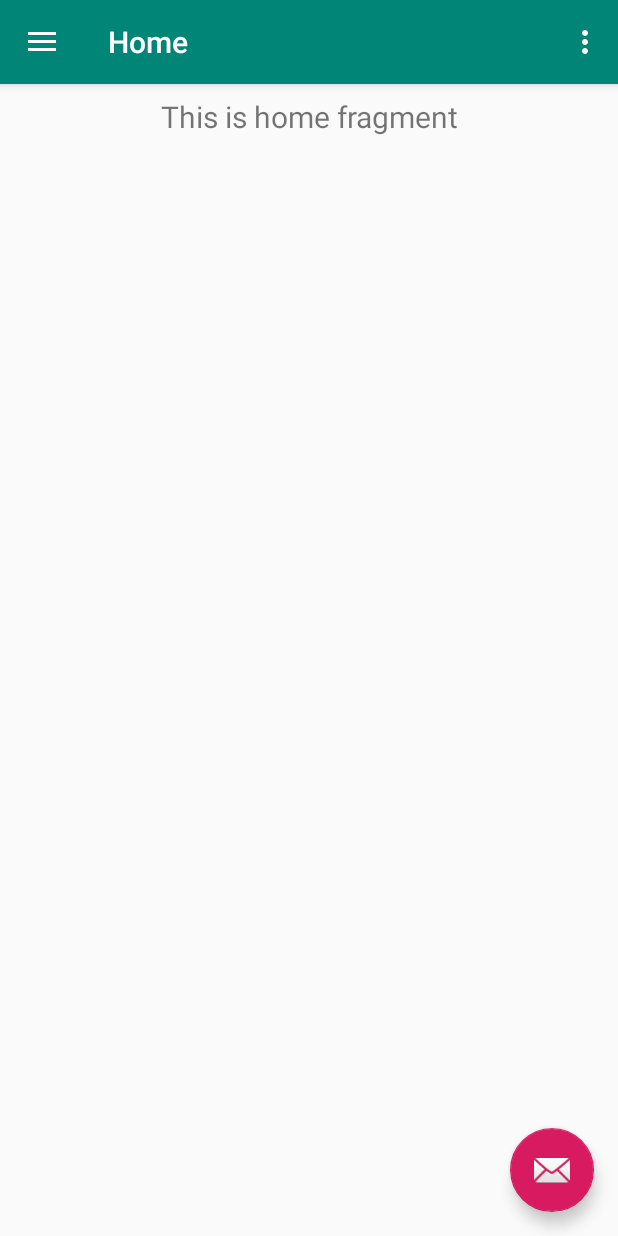
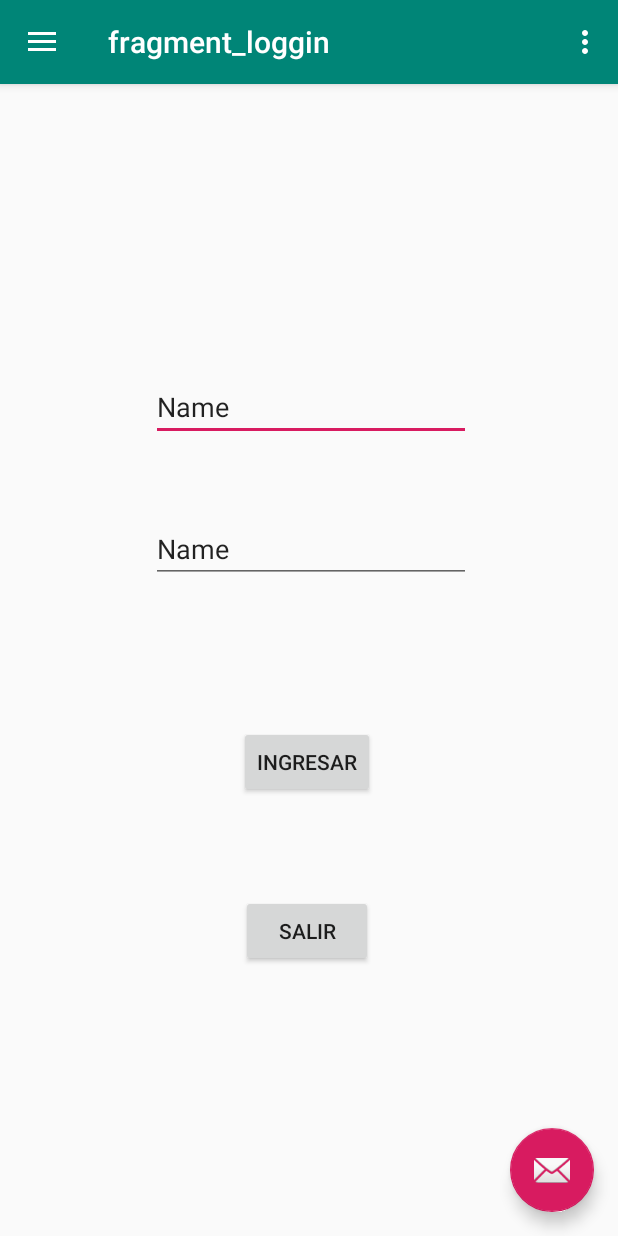
Before and after one commit to ubalbo10/g1cafetinUes, an Android app: the screen it shows after launch (MainActivity), on a phone screen of 412 x 824 dp. Run offline under Robolectric (Android 15) with nearby library versions, the phone set to English and light mode, and no system bars; our stand-ins replace navigation-ui.

Commit message:
maquetado de dos pantallas primera version
loggin.
listado de restaurantes.

```diff
--- /dev/null
+++ b/app/src/main/java/com/example/g1cafetinues/LogginFragment.java
@@ -0,0 +1,44 @@
+package com.example.g1cafetinues;
+
+import android.os.Bundle;
+
+import androidx.fragment.app.Fragment;
+
+import android.util.Log;
+import android.view.LayoutInflater;
+import android.view.View;
+import android.view.ViewGroup;
+import android.widget.Button;
+import android.widget.Toast;
+
+import static androidx.navigation.Navigation.findNavController;
+
+
+/**
+ * A simple {@link Fragment} subclass.
+ */
+public class LogginFragment extends Fragment {
+    Button btn_ingresar;
+    Button btn_cerrar;
+
+
+
+
+    @Override
+    public View onCreateView(LayoutInflater inflater, ViewGroup container,
+                             Bundle savedInstanceState) {
+        // Inflate the layout for this fragment
+
+        View vista=inflater.inflate(R.layout.fragment_loggin, container, false);
+        btn_ingresar=vista.findViewById(R.id.Ingresar);
+        btn_ingresar.setOnClickListener(new View.OnClickListener() {
+            @Override
+            public void onClick(View v) {
+                findNavController(v).navigate(R.id.irahome);
+                Toast.makeText(getActivity(), "boton presionado", Toast.LENGTH_SHORT).show();
+                Log.i("texto","si me ejecuto");
+            }
+        });
+        return vista;
+    }
+}
--- a/app/src/main/java/com/example/g1cafetinues/MainActivity.java
+++ b/app/src/main/java/com/example/g1cafetinues/MainActivity.java
@@ -44,6 +44,7 @@ public class MainActivity extends AppCompatActivity {
         // Passing each menu ID as a set of Ids because each
         // menu should be considered as top level destinations.
         mAppBarConfiguration = new AppBarConfiguration.Builder(
+                R.id.logginFragment, R.id.homeClienteFragment,
                 R.id.nav_home, R.id.nav_gallery, R.id.nav_slideshow,
                 R.id.nav_tools, R.id.nav_share, R.id.nav_send)
                 .setDrawerLayout(drawer)
--- /dev/null
+++ b/app/src/main/res/drawable/ic_room_service_black_24dp.xml
@@ -0,0 +1,5 @@
+<vector android:height="24dp" android:tint="#742715"
+    android:viewportHeight="24.0" android:viewportWidth="24.0"
+    android:width="24dp" xmlns:android="http://schemas.android.com/apk/res/android">
+    <path android:fillColor="#FF000000" android:pathData="M2,17h20v2L2,19zM13.84,7.79c0.1,-0.24 0.16,-0.51 0.16,-0.79 0,-1.1 -0.9,-2 -2,-2s-2,0.9 -2,2c0,0.28 0.06,0.55 0.16,0.79C6.25,8.6 3.27,11.93 3,16h18c-0.27,-4.07 -3.25,-7.4 -7.16,-8.21z"/>
+</vector>
--- /dev/null
+++ b/app/src/main/res/layout/fragment_loggin.xml
@@ -0,0 +1,84 @@
+<?xml version="1.0" encoding="utf-8"?>
+<androidx.constraintlayout.widget.ConstraintLayout xmlns:android="http://schemas.android.com/apk/res/android"
+    xmlns:app="http://schemas.android.com/apk/res-auto"
+    xmlns:tools="http://schemas.android.com/tools"
+    android:layout_width="match_parent"
+    android:layout_height="match_parent"
+    tools:context=".LogginFragment">
+
+    <Button
+        android:id="@+id/Ingresar"
+        android:layout_width="wrap_content"
+        android:layout_height="wrap_content"
+        android:layout_marginStart="162dp"
+        android:layout_marginTop="25dp"
+        android:layout_marginEnd="162dp"
+
+        android:layout_marginBottom="25dp"
+        android:text="Ingresar"
+        app:layout_constraintBottom_toTopOf="@+id/Loggin_Salir"
+        app:layout_constraintEnd_toEndOf="parent"
+        app:layout_constraintHorizontal_bias="1.0"
+        app:layout_constraintStart_toStartOf="parent"
+        app:layout_constraintTop_toBottomOf="@+id/editText2" />
+
+    <Button
+        android:id="@+id/Loggin_Salir"
+        android:layout_width="wrap_content"
+        android:layout_height="wrap_content"
+        android:layout_marginTop="30dp"
+
+        android:layout_marginBottom="30dp"
+        android:text="Salir"
+        app:layout_constraintBottom_toTopOf="@+id/guideline2"
+        app:layout_constraintEnd_toEndOf="@+id/Ingresar"
+        app:layout_constraintHorizontal_bias="0.4"
+        app:layout_constraintStart_toStartOf="@+id/Ingresar"
+        app:layout_constraintTop_toBottomOf="@+id/Ingresar" />
+
+    <EditText
+        android:id="@+id/editText"
+        android:layout_width="wrap_content"
+        android:layout_height="wrap_content"
+        android:layout_marginStart="100dp"
+        android:layout_marginTop="30dp"
+        android:layout_marginEnd="98dp"
+        android:layout_marginBottom="20dp"
+        android:ems="10"
+        android:inputType="textPersonName"
+        android:text="Name"
+        app:layout_constraintBottom_toTopOf="@+id/editText2"
+        app:layout_constraintEnd_toEndOf="parent"
+        app:layout_constraintHorizontal_bias="1.0"
+        app:layout_constraintStart_toStartOf="parent"
+        app:layout_constraintTop_toTopOf="@+id/guideline" />
+
+    <EditText
+        android:id="@+id/editText2"
+        android:layout_width="wrap_content"
+        android:layout_height="wrap_content"
+        android:layout_marginTop="20dp"
+        android:layout_marginBottom="61dp"
+        android:ems="10"
+        android:inputType="textPersonName"
+        android:text="Name"
+        app:layout_constraintBottom_toTopOf="@+id/Ingresar"
+        app:layout_constraintEnd_toEndOf="@+id/editText"
+        app:layout_constraintStart_toStartOf="@+id/editText"
+        app:layout_constraintTop_toBottomOf="@+id/editText" />
+
+    <androidx.constraintlayout.widget.Guideline
+        android:id="@+id/guideline"
+        android:layout_width="wrap_content"
+        android:layout_height="wrap_content"
+        android:orientation="horizontal"
+        app:layout_constraintGuide_percent="0.2" />
+
+    <androidx.constraintlayout.widget.Guideline
+        android:id="@+id/guideline2"
+        android:layout_width="wrap_content"
+        android:layout_height="wrap_content"
+        android:orientation="horizontal"
+        app:layout_constraintGuide_percent="0.8180575" />
+
+</androidx.constraintlayout.widget.ConstraintLayout>
--- a/app/src/main/res/navigation/mobile_navigation.xml
+++ b/app/src/main/res/navigation/mobile_navigation.xml
@@ -3,41 +3,23 @@
     xmlns:app="http://schemas.android.com/apk/res-auto"
     xmlns:tools="http://schemas.android.com/tools"
     android:id="@+id/mobile_navigation"
-    app:startDestination="@+id/nav_home">
-
+    app:startDestination="@id/logginFragment">
     <fragment
-        android:id="@+id/nav_home"
-        android:name="com.example.g1cafetinues.ui.home.HomeFragment"
-        android:label="@string/menu_home"
-        tools:layout="@layout/fragment_home" />
-
+        android:id="@+id/logginFragment"
+        android:name="com.example.g1cafetinues.LogginFragment"
+        android:label="fragment_loggin"
+        tools:layout="@layout/fragment_loggin" >
+        <action
+            android:id="@+id/irahome"
+            app:destination="@id/homeClienteFragment" />
+    </fragment>
     <fragment
-        android:id="@+id/nav_gallery"
-        android:name="com.example.g1cafetinues.ui.gallery.GalleryFragment"
-        android:label="@string/menu_gallery"
-        tools:layout="@layout/fragment_gallery" />
-
-    <fragment
-        android:id="@+id/nav_slideshow"
-        android:name="com.example.g1cafetinues.ui.slideshow.SlideshowFragment"
-        android:label="@string/menu_slideshow"
-        tools:layout="@layout/fragment_slideshow" />
-
-    <fragment
-        android:id="@+id/nav_tools"
-        android:name="com.example.g1cafetinues.ui.tools.ToolsFragment"
-        android:label="@string/menu_tools"
-        tools:layout="@layout/fragment_tools" />
-
-    <fragment
-        android:id="@+id/nav_share"
-        android:name="com.example.g1cafetinues.ui.share.ShareFragment"
-        android:label="@string/menu_share"
-        tools:layout="@layout/fragment_share" />
-
-    <fragment
-        android:id="@+id/nav_send"
-        android:name="com.example.g1cafetinues.ui.send.SendFragment"
-        android:label="@string/menu_send"
-        tools:layout="@layout/fragment_send" />
+        android:id="@+id/homeClienteFragment"
+        android:name="com.example.g1cafetinues.HomeClienteFragment"
+        android:label="fragment_home_cliente"
+        tools:layout="@layout/fragment_home_cliente" >
+        <action
+            android:id="@+id/iralogin"
+            app:destination="@id/logginFragment" />
+    </fragment>
 </navigation>
--- a/app/src/main/res/values/strings.xml
+++ b/app/src/main/res/values/strings.xml
@@ -13,4 +13,7 @@
     <string name="menu_tools">Tools</string>
     <string name="menu_share">Share</string>
     <string name="menu_send">Send</string>
+
+    <!-- TODO: Remove or change this placeholder text -->
+    <string name="hello_blank_fragment">Hello blank fragment</string>
 </resources>
```
Also changed, not shown: app/src/main/java/com/example/g1cafetinues/AdaptadorLocales.kt (added, +64 -0 lines), app/src/main/java/com/example/g1cafetinues/AdaptorLocales.java (added, +72 -0 lines), app/src/main/java/com/example/g1cafetinues/HomeClienteFragment.java (added, +59 -0 lines), app/src/main/res/layout/fragment_home_cliente.xml (added, +42 -0 lines), app/src/main/res/layout/item_locales.xml (added, +56 -0 lines).
